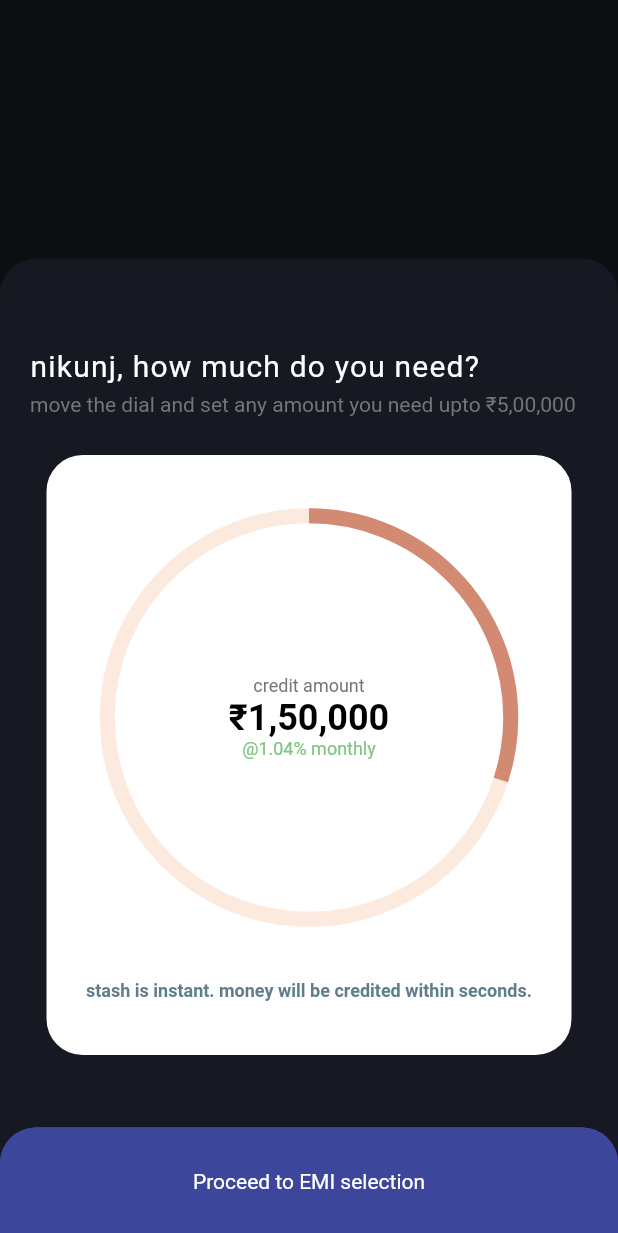
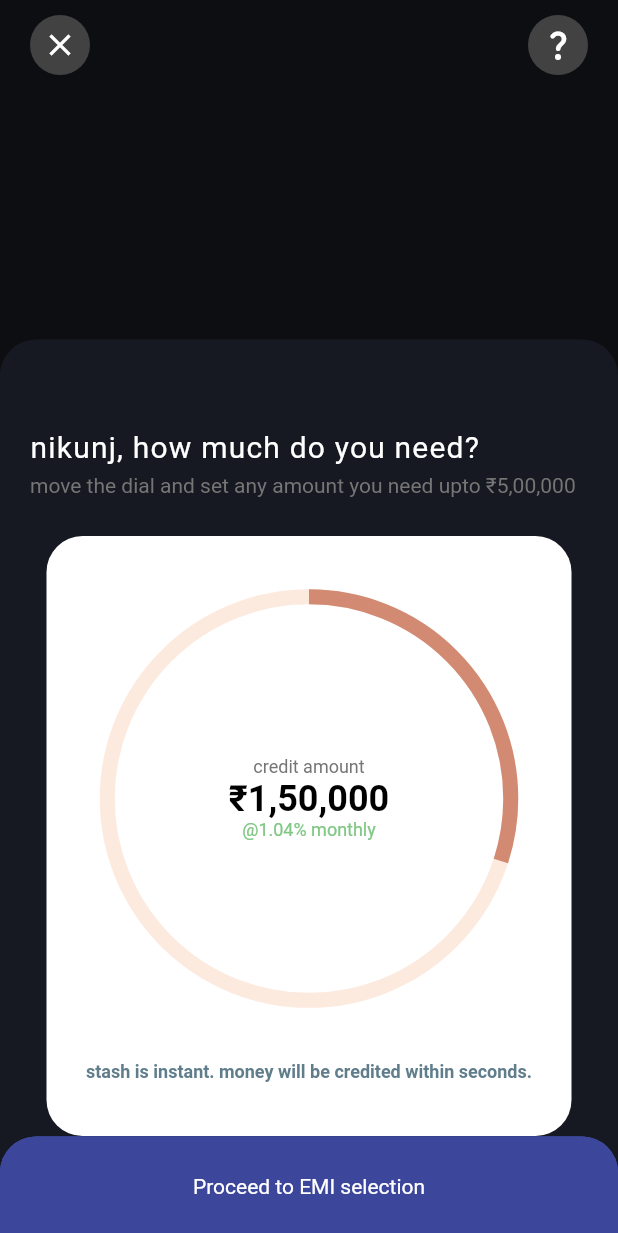
Before and after one commit to Thesmader/expand_collapse_stack, a Flutter app: the screen it shows after launch, on a phone screen of 412 x 824 dp. Shown: the top 1233 px of the screen. Run offline on Flutter 3.47's test engine with Material 2 defaults, Android fonts, the phone set to English and light mode, and no system bars; drawn by our look-alikes of syncfusion_flutter_gauges.

Commit message:
Add appbar

```diff
--- a/lib/main.dart
+++ b/lib/main.dart
@@ -45,6 +45,36 @@ class HomePage extends StatelessWidget {
     return SafeArea(
       bottom: false,
       child: Scaffold(
+        appBar: PreferredSize(
+          preferredSize: const Size(0, 100),
+          child: Padding(
+            padding: const EdgeInsets.symmetric(horizontal: 20, vertical: 10),
+            child: Row(
+              mainAxisAlignment: MainAxisAlignment.spaceBetween,
+              children: [
+                DecoratedBox(
+                  decoration: BoxDecoration(
+                      shape: BoxShape.circle, color: Colors.grey.shade800),
+                  child: const Padding(
+                    padding: EdgeInsets.all(8.0),
+                    child: Icon(Icons.close),
+                  ),
+                ),
+                DecoratedBox(
+                  decoration: BoxDecoration(
+                    shape: BoxShape.circle,
+                    color: Colors.grey.shade800,
+                  ),
+                  child: const Padding(
+                    padding: EdgeInsets.all(8.0),
+                    child: Icon(Icons.question_mark_rounded),
+                  ),
+                )
+              ],
+            ),
+          ),
+        ),
+        // body: ,
         body: ExpandCollapseChildStack(
           children: List.generate(
             4,
```
